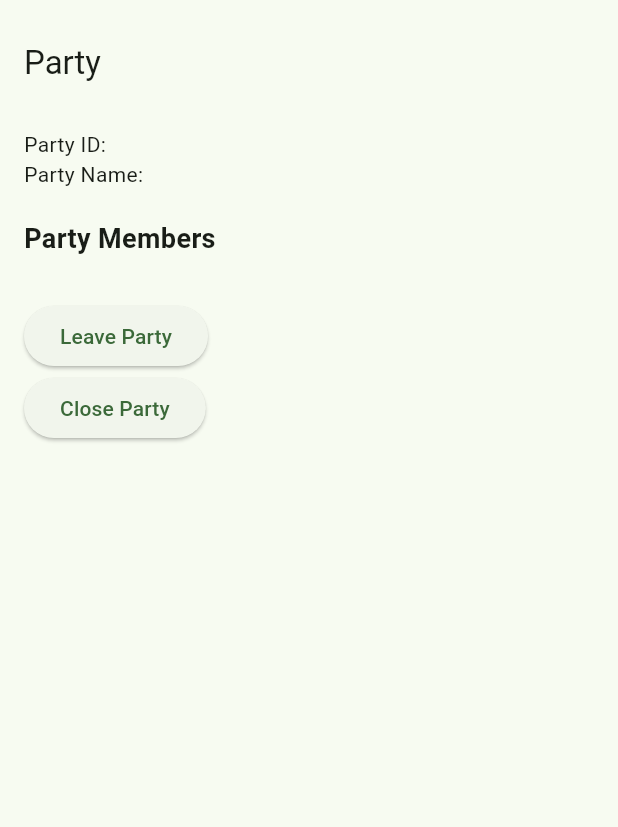
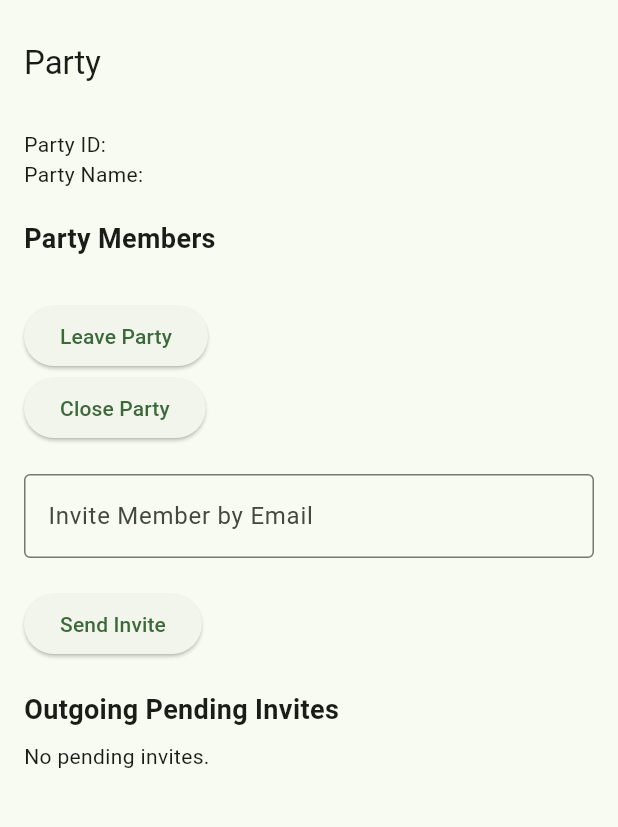
Before and after one commit to marino-mcgalla/accountabilibuddies, a Flutter app: the PartyScreen screen opened by its route, on a phone screen of 412 x 824 dp, the part 63-890 px from its top. Run offline on Flutter 3.47's test engine with Material 3 defaults, Android fonts, the phone set to English and light mode, and no system bars; our stand-ins replace cloud_firestore, firebase_auth, firebase_core, go_router; missing offline and left inert: firebase_ui_auth; accounts and stored records are empty; statements that could not run were skipped.

Commit message:
counter parties working

```diff
--- /dev/null
+++ b/lib/screens/party/party_info_screen.dart
@@ -0,0 +1,134 @@
+import 'package:cloud_firestore/cloud_firestore.dart';
+import 'package:firebase_auth/firebase_auth.dart';
+import 'package:flutter/material.dart';
+
+class PartyInfoScreen extends StatelessWidget {
+  final String partyId;
+  final String partyName;
+  final List<String> members;
+  final Function(String, int) updateCounter;
+  final Function() leaveParty;
+  final Function() closeParty;
+
+  const PartyInfoScreen({
+    required this.partyId,
+    required this.partyName,
+    required this.members,
+    required this.updateCounter,
+    required this.leaveParty,
+    required this.closeParty,
+    Key? key,
+  }) : super(key: key);
+
+  Stream<DocumentSnapshot> _fetchUserDetailsStream(String userId) {
+    return FirebaseFirestore.instance
+        .collection('users')
+        .doc(userId)
+        .snapshots();
+  }
+
+  Stream<DocumentSnapshot> _fetchPartyDetailsStream(String partyId) {
+    return FirebaseFirestore.instance
+        .collection('parties')
+        .doc(partyId)
+        .snapshots();
+  }
+
+  @override
+  Widget build(BuildContext context) {
+    String currentUserId = FirebaseAuth.instance.currentUser?.uid ?? "";
+    return StreamBuilder<DocumentSnapshot>(
+      stream: _fetchPartyDetailsStream(partyId),
+      builder: (context, snapshot) {
+        if (snapshot.connectionState == ConnectionState.waiting) {
+          return const Center(child: CircularProgressIndicator());
+        }
+        if (!snapshot.hasData ||
+            snapshot.data == null ||
+            !snapshot.data!.exists) {
+          return const Center(
+              child: Text("Party not found or has been closed"));
+        }
+        var partyDetails = snapshot.data!.data() as Map<String, dynamic>;
+        String partyOwner = partyDetails['partyOwner'];
+
+        return Column(
+          crossAxisAlignment: CrossAxisAlignment.start,
+          children: [
+            Text("Party ID: $partyId"),
+            Text("Party Name: $partyName"),
+            const SizedBox(height: 20),
+            const Text("Party Members",
+                style: TextStyle(fontSize: 18, fontWeight: FontWeight.bold)),
+            const SizedBox(height: 8),
+            ...members
+                .map((member) => StreamBuilder<DocumentSnapshot>(
+                      stream: _fetchUserDetailsStream(member),
+                      builder: (context, snapshot) {
+                        if (snapshot.connectionState ==
+                            ConnectionState.waiting) {
+                          return const ListTile(
+                            leading: CircularProgressIndicator(),
+                            title: Text("Loading..."),
+                          );
+                        }
+                        if (!snapshot.hasData ||
+                            snapshot.data == null ||
+                            !snapshot.data!.exists) {
+                          return const ListTile(
+                            leading: Icon(Icons.error),
+                            title: Text("Error loading user details"),
+                          );
+                        }
+                        var userDetails =
+                            snapshot.data!.data() as Map<String, dynamic>;
+                        String displayName = userDetails['username'] ??
+                            userDetails['email'] ??
+                            'Unknown';
+                        int counter = userDetails['counter'] ?? 0;
+                        bool isOwner = member == partyOwner;
+                        return ListTile(
+                          leading: const Icon(Icons.person),
+                          title: Row(
+                            children: [
+                              Text(displayName),
+                              if (isOwner)
+                                const Icon(Icons.star,
+                                    color: Colors.amber, size: 16),
+                            ],
+                          ),
+                          subtitle: Row(
+                            children: [
+                              if (member != currentUserId)
+                                IconButton(
+                                  icon: const Icon(Icons.remove),
+                                  onPressed: () => updateCounter(member, -1),
+                                ),
+                              Text('Counter: $counter'),
+                              if (member != currentUserId)
+                                IconButton(
+                                  icon: const Icon(Icons.add),
+                                  onPressed: () => updateCounter(member, 1),
+                                ),
+                            ],
+                          ),
+                        );
+                      },
+                    ))
+                .toList(),
+            const SizedBox(height: 20),
+            ElevatedButton(
+              onPressed: leaveParty,
+              child: const Text("Leave Party"),
+            ),
+            if (currentUserId == partyOwner)
+              ElevatedButton(
+                onPressed: closeParty,
+                child: const Text("Close Party"),
+              ),
+          ],
+        );
+      },
+    );
+  }
+}
--- a/lib/screens/party/party_screen.dart
+++ b/lib/screens/party/party_screen.dart
@@ -1,6 +1,9 @@
 import 'package:cloud_firestore/cloud_firestore.dart';
 import 'package:firebase_auth/firebase_auth.dart';
 import 'package:flutter/material.dart';
+import 'create_party_screen.dart';
+import 'party_info_screen.dart';
+import '../../widgets/invite_list.dart';
 
 class PartyScreen extends StatefulWidget {
   const PartyScreen({super.key});
@@ -14,6 +17,7 @@ class _PartyScreenState extends State<PartyScreen> {
   final FirebaseFirestore _firestore = FirebaseFirestore.instance;
 
   final TextEditingController _partyNameController = TextEditingController();
+  final TextEditingController _inviteController = TextEditingController();
 
   String? _partyId;
   String? _partyName;
@@ -27,6 +31,10 @@ class _PartyScreenState extends State<PartyScreen> {
   }
 
   Future<void> _checkUserPartyStatus() async {
+    setState(() {
+      _isLoading = true;
+    });
+
     String currentUserId = _auth.currentUser?.uid ?? "";
     DocumentSnapshot userDoc =
         await _firestore.collection('users').doc(currentUserId).get();
@@ -57,71 +65,63 @@ class _PartyScreenState extends State<PartyScreen> {
     }
   }
 
-  @override
-  Widget build(BuildContext context) {
-    if (_isLoading) {
-      return Scaffold(
-        appBar: AppBar(title: const Text("Party")),
-        body: const Center(child: CircularProgressIndicator()),
+  Stream<QuerySnapshot> _fetchOutgoingPendingInvites() {
+    String currentUserId = _auth.currentUser?.uid ?? "";
+    return _firestore
+        .collection('invites')
+        .where('senderId', isEqualTo: currentUserId)
+        .where('status', isEqualTo: 'pending')
+        .snapshots();
+  }
+
+  Stream<QuerySnapshot> _fetchIncomingPendingInvites() {
+    String currentUserId = _auth.currentUser?.uid ?? "";
+    return _firestore
+        .collection('invites')
+        .where('receiverId', isEqualTo: currentUserId)
+        .where('status', isEqualTo: 'pending')
+        .snapshots();
+  }
+
+  Future<void> _cancelInvite(String inviteId) async {
+    await _firestore.collection('invites').doc(inviteId).delete();
+    setState(() {});
+  }
+
+  Future<void> _acceptInvite(String inviteId, String? partyId) async {
+    if (partyId == null) {
+      ScaffoldMessenger.of(context).showSnackBar(
+        const SnackBar(content: Text("Party ID is null")),
       );
+      return;
     }
 
-    return Scaffold(
-      appBar: AppBar(title: const Text("Party")),
-      body: Padding(
-        padding: const EdgeInsets.all(16.0),
-        child: _partyId == null
-            ? _buildCreatePartyScreen()
-            : _buildPartyInfoScreen(),
-      ),
-    );
+    String currentUserId = _auth.currentUser?.uid ?? "";
+
+    await _firestore.collection('users').doc(currentUserId).update({
+      'partyId': partyId,
+    });
+
+    await _firestore.collection('parties').doc(partyId).update({
+      'members': FieldValue.arrayUnion([currentUserId]),
+    });
+
+    await _firestore.collection('invites').doc(inviteId).delete();
+
+    setState(() {
+      _partyId = partyId;
+    });
+
+    _checkUserPartyStatus();
   }
 
-  Widget _buildCreatePartyScreen() {
-    return Column(
-      crossAxisAlignment: CrossAxisAlignment.start,
-      children: [
-        TextField(
-          controller: _partyNameController,
-          decoration: const InputDecoration(
-            labelText: "Party Name",
-            border: OutlineInputBorder(),
-          ),
-        ),
-        const SizedBox(height: 20),
-        ElevatedButton(
-          onPressed: _createParty,
-          child: const Text("Create Party"),
-        ),
-      ],
-    );
-  }
-
-  Widget _buildPartyInfoScreen() {
-    return Column(
-      crossAxisAlignment: CrossAxisAlignment.start,
-      children: [
-        Text("Party ID: $_partyId"),
-        Text("Party Name: $_partyName"),
-        const SizedBox(height: 20),
-        const Text("Party Members",
-            style: TextStyle(fontSize: 18, fontWeight: FontWeight.bold)),
-        const SizedBox(height: 8),
-        ..._members.map((member) => ListTile(
-              leading: const Icon(Icons.person),
-              title: Text(member),
-            )),
-        const SizedBox(height: 20),
-        ElevatedButton(
-          onPressed: _leaveParty,
-          child: const Text("Leave Party"),
-        ),
-        ElevatedButton(
-          onPressed: _closeParty,
-          child: const Text("Close Party"),
-        ),
-      ],
-    );
+  Future<void> _updateCounter(String userId, int delta) async {
+    DocumentReference userRef = _firestore.collection('users').doc(userId);
+    DocumentSnapshot userDoc = await userRef.get();
+    if (userDoc.exists) {
+      int currentCounter = userDoc['counter'] ?? 0;
+      await userRef.update({'counter': currentCounter + delta});
+    }
   }
 
   Future<void> _createParty() async {
@@ -137,6 +137,7 @@ class _PartyScreenState extends State<PartyScreen> {
 
     DocumentReference partyRef = await _firestore.collection('parties').add({
       'createdBy': currentUserId,
+      'partyOwner': currentUserId,
       'members': [currentUserId],
       'createdAt': FieldValue.serverTimestamp(),
     });
@@ -156,6 +157,35 @@ class _PartyScreenState extends State<PartyScreen> {
     });
 
     _partyNameController.clear();
+  }
+
+  Future<void> _sendInvite() async {
+    String inviteeEmail = _inviteController.text.trim();
+    if (inviteeEmail.isEmpty) return;
+
+    var usersQuery = await _firestore
+        .collection('users')
+        .where('email', isEqualTo: inviteeEmail)
+        .get();
+
+    if (usersQuery.docs.isEmpty) {
+      ScaffoldMessenger.of(context)
+          .showSnackBar(const SnackBar(content: Text("User not found")));
+      return;
+    }
+
+    String receiverId = usersQuery.docs.first.id;
+    String senderId = _auth.currentUser?.uid ?? "";
+
+    await _firestore.collection('invites').add({
+      'senderId': senderId,
+      'receiverId': receiverId,
+      'partyId': _partyId,
+      'status': 'pending',
+      'timestamp': FieldValue.serverTimestamp(),
+    });
+
+    _inviteController.clear();
   }
 
   Future<void> _leaveParty() async {
@@ -199,4 +229,72 @@ class _PartyScreenState extends State<PartyScreen> {
       });
     }
   }
+
+  @override
+  Widget build(BuildContext context) {
+    if (_isLoading) {
+      return Scaffold(
+        appBar: AppBar(title: const Text("Party")),
+        body: const Center(child: CircularProgressIndicator()),
+      );
+    }
+
+    return Scaffold(
+      appBar: AppBar(title: const Text("Party")),
+      body: Padding(
+        padding: const EdgeInsets.all(16.0),
+        child: _partyId == null
+            ? Column(
+                crossAxisAlignment: CrossAxisAlignment.start,
+                children: [
+                  CreatePartyScreen(
+                    partyNameController: _partyNameController,
+                    createParty: _createParty,
+                  ),
+                  const SizedBox(height: 20),
+                  InviteList(
+                    inviteStream: _fetchIncomingPendingInvites(),
+                    title: "Incoming Pending Invites",
+                    onAction: (inviteId, partyId) =>
+                        _acceptInvite(inviteId, partyId),
+                    isOutgoing: false,
+                  ),
+                ],
+              )
+            : Column(
+                crossAxisAlignment: CrossAxisAlignment.start,
+                children: [
+                  PartyInfoScreen(
+                    partyId: _partyId!,
+                    partyName: _partyName!,
+                    members: _members,
+                    updateCounter: _updateCounter,
+                    leaveParty: _leaveParty,
+                    closeParty: _closeParty,
+                  ),
+                  const SizedBox(height: 20),
+                  TextField(
+                    controller: _inviteController,
+                    decoration: const InputDecoration(
+                      labelText: "Invite Member by Email",
+                      border: OutlineInputBorder(),
+                    ),
+                  ),
+                  const SizedBox(height: 20),
+                  ElevatedButton(
+                    onPressed: _sendInvite,
+                    child: const Text("Send Invite"),
+                  ),
+                  const SizedBox(height: 20),
+                  InviteList(
+                    inviteStream: _fetchOutgoingPendingInvites(),
+                    title: "Outgoing Pending Invites",
+                    onAction: (inviteId, _) => _cancelInvite(inviteId),
+                    isOutgoing: true,
+                  ),
+                ],
+              ),
+      ),
+    );
+  }
 }
--- /dev/null
+++ b/lib/widgets/invite_list.dart
@@ -0,0 +1,88 @@
+import 'package:cloud_firestore/cloud_firestore.dart';
+import 'package:flutter/material.dart';
+
+class InviteList extends StatelessWidget {
+  final Stream<QuerySnapshot> inviteStream;
+  final String title;
+  final Function(String, String) onAction;
+  final bool isOutgoing;
+
+  const InviteList({
+    required this.inviteStream,
+    required this.title,
+    required this.onAction,
+    required this.isOutgoing,
+    Key? key,
+  }) : super(key: key);
+
+  Future<Map<String, dynamic>?> _fetchUserDetails(String userId) async {
+    DocumentSnapshot userDoc =
+        await FirebaseFirestore.instance.collection('users').doc(userId).get();
+    if (userDoc.exists) {
+      return userDoc.data() as Map<String, dynamic>?;
+    }
+    return null;
+  }
+
+  @override
+  Widget build(BuildContext context) {
+    return Column(
+      crossAxisAlignment: CrossAxisAlignment.start,
+      children: [
+        Text(title,
+            style: const TextStyle(fontSize: 18, fontWeight: FontWeight.bold)),
+        const SizedBox(height: 8),
+        StreamBuilder<QuerySnapshot>(
+          stream: inviteStream,
+          builder: (context, snapshot) {
+            if (snapshot.connectionState == ConnectionState.waiting) {
+              return const Center(child: CircularProgressIndicator());
+            }
+            if (!snapshot.hasData || snapshot.data!.docs.isEmpty) {
+              return const Text("No pending invites.");
+            }
+            return Column(
+              children: snapshot.data!.docs.map((doc) {
+                var invite = doc.data() as Map<String, dynamic>;
+                String userId =
+                    isOutgoing ? invite['receiverId'] : invite['senderId'];
+                return FutureBuilder<Map<String, dynamic>?>(
+                  future: _fetchUserDetails(userId),
+                  builder: (context, userSnapshot) {
+                    if (userSnapshot.connectionState ==
+                        ConnectionState.waiting) {
+                      return const ListTile(
+                        leading: CircularProgressIndicator(),
+                        title: Text("Loading..."),
+                      );
+                    }
+                    if (!userSnapshot.hasData) {
+                      return const ListTile(
+                        leading: Icon(Icons.error),
+                        title: Text("Error loading user details"),
+                      );
+                    }
+                    var userDetails = userSnapshot.data!;
+                    String displayName = userDetails['username'] ??
+                        userDetails['email'] ??
+                        'Unknown';
+                    return ListTile(
+                      leading: const Icon(Icons.mail),
+                      title: Text(isOutgoing
+                          ? "Sent to $displayName"
+                          : "Invite from $displayName"),
+                      trailing: ElevatedButton(
+                        onPressed: () => onAction(doc.id, invite['partyId']),
+                        child: Text(isOutgoing ? "Cancel" : "Accept"),
+                      ),
+                    );
+                  },
+                );
+              }).toList(),
+            );
+          },
+        ),
+      ],
+    );
+  }
+}
```
Also changed, not shown: lib/screens/party/create_party_screen.dart (added, +33 -0 lines).
